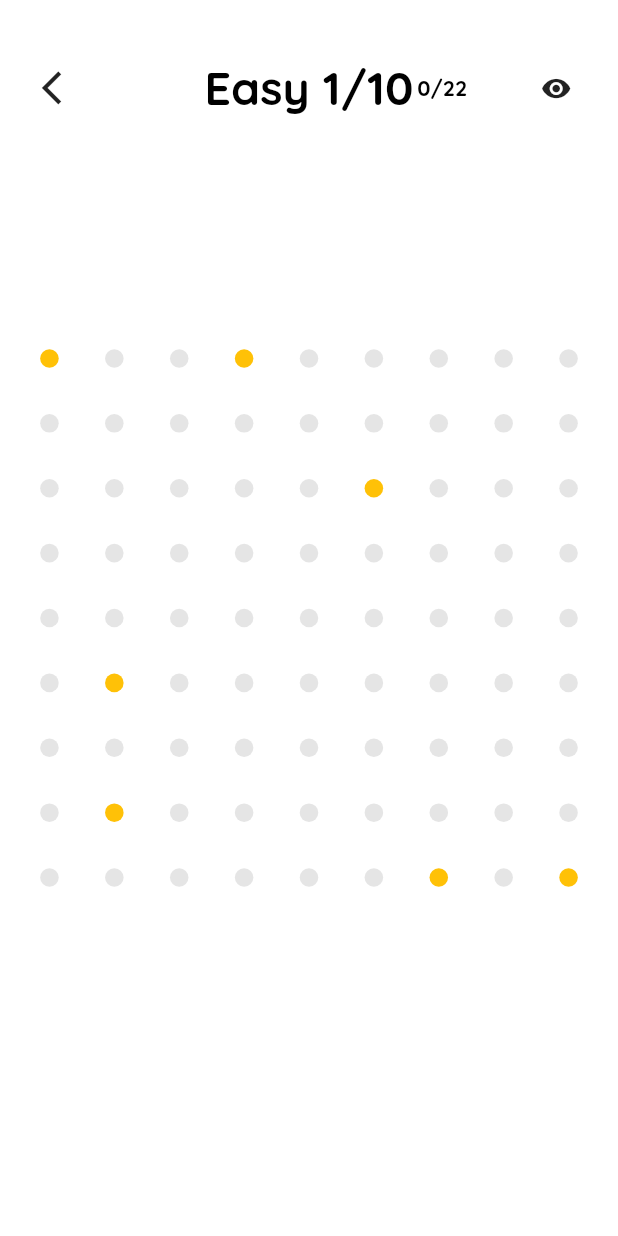
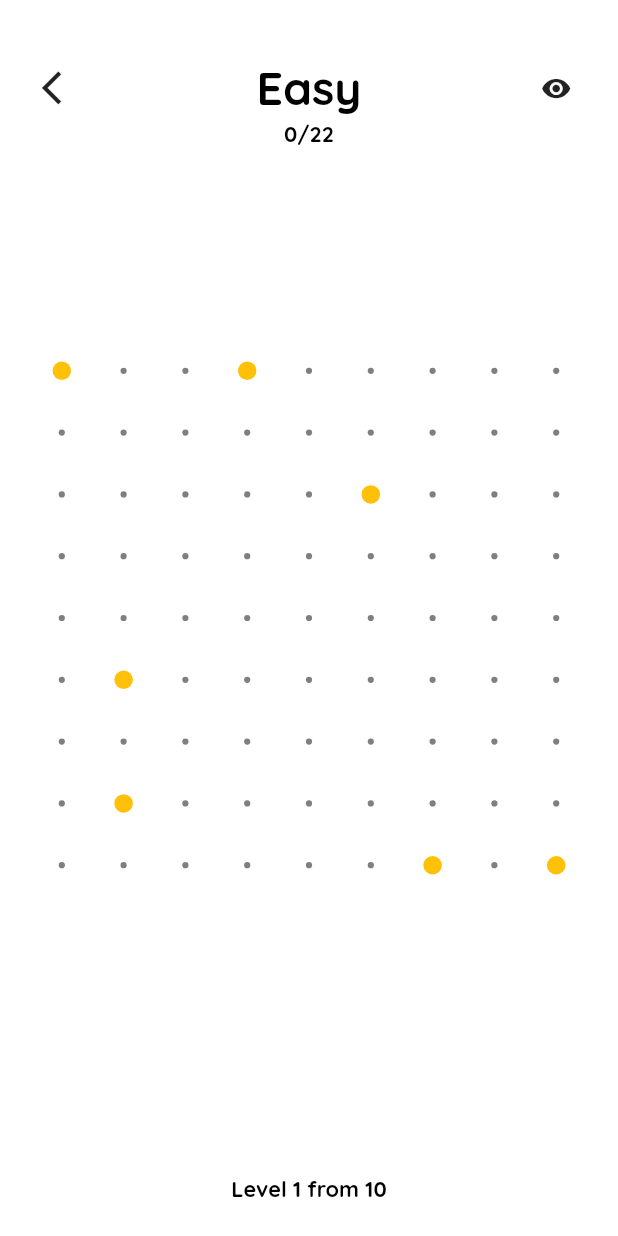
Before and after one commit to Neptune-1/optimal_routing, a Flutter app: the screen it shows after launch, after a tap on "Start", on a phone screen of 412 x 824 dp. Run offline on Flutter 3.47's test engine with Material 2 defaults, Android fonts, the phone set to English and light mode, and no system bars; our stand-ins replace firebase_core, google_fonts, package_info_plus, shared_preferences; accounts and stored records are empty.

Commit message:
new design

```diff
--- a/lib/pages/game_page.dart
+++ b/lib/pages/game_page.dart
@@ -27,6 +27,7 @@ class _GamePageState extends State<GamePage> with SingleTickerProviderStateMixin
   final StreamController<bool> isGameOver = StreamController();
   final StreamController<bool> showAnswer = StreamController();
   late final Stream<bool> showAnswerStream;
+
   // late Timer timer;
   late int gameNum;
   final int answerShowTime = 5;
@@ -34,13 +35,11 @@ class _GamePageState extends State<GamePage> with SingleTickerProviderStateMixin
   @override
   void initState() {
     gameNum = Prefs.getInt(widget.level.toString()) ?? 0;
-    if(gameNum!=0) gameNum -= 1;
+    if (gameNum != 0) gameNum -= 1;
     showAnswerStream = showAnswer.stream.asBroadcastStream();
     // timer = Timer.periodic(const Duration(seconds: 1), (timer) {
     //   timerStream.add(timer.tick);
     // });
-
-
 
     super.initState();
 
@@ -57,18 +56,18 @@ class _GamePageState extends State<GamePage> with SingleTickerProviderStateMixin
     //   timerStream.add(timer.tick);
     // });
     currentNumOfLines.add(0);
-    gameNum != trees[widget.level].length-1 ? gameNum++ : null;
+    gameNum != trees[widget.level].length - 1 ? gameNum++ : null;
     isGameOver.add(false);
     setState(() {});
   }
 
-  ifGameIsOver(){
-    Prefs.setInt(widget.level.toString(), gameNum+1);
+  ifGameIsOver() {
+    Prefs.setInt(widget.level.toString(), gameNum + 1);
     // timer.cancel();
   }
 
-  showAnswerAndHide(){
-    if(!controller.isAnimating) {
+  showAnswerAndHide() {
+    if (!controller.isAnimating) {
       controller.forward(from: 0);
       showAnswer.add(true);
       Future.delayed(Duration(seconds: answerShowTime), () {
@@ -78,6 +77,7 @@ class _GamePageState extends State<GamePage> with SingleTickerProviderStateMixin
       });
     }
   }
+
   @override
   Widget build(BuildContext context) {
     Style.init(context);
@@ -85,56 +85,30 @@ class _GamePageState extends State<GamePage> with SingleTickerProviderStateMixin
         backgroundColor: Style.backgroundColor,
         body: Stack(children: [
           Align(
-              alignment: const Alignment(0, kIsWeb ? -0.95 :  -0.9),
+              alignment: const Alignment(0, kIsWeb ? -0.95 : -0.9),
               child: Padding(
                 padding: EdgeInsets.symmetric(horizontal: Style.blockM * 0.5),
                 child: Row(
                   mainAxisAlignment: MainAxisAlignment.spaceBetween,
                   children: [
-                    Row(
-                      mainAxisSize: MainAxisSize.min,
-                      children: [
                     SizedBox(
                       width: Style.blockM * 3,
                       height: Style.blockM * 1.5,
                       child: GestureDetector(
-                              onTap: () =>
-                                  Navigator.pop(context),
-                              child: Icon(Icons.arrow_back_ios, size: Style.blockM*1.3),
+                        onTap: () => Navigator.pop(context),
+                        child: Icon(Icons.arrow_back_ios, size: Style.blockM * 1.3),
                       ),
                     ),
-                        SizedBox(
-                          width: Style.blockM * 3,
-
-                        ),
-                      ],
-                    ),
                     Text(
-                      "${["Easy", "Middle", "Hard"][widget.level]} ${gameNum+1}/${trees[widget.level].length}",
+                      ["Easy", "Middle", "Hard"][widget.level],
                       style: GoogleFonts.quicksand(
                           fontSize: Style.blockM * 1.5, fontWeight: FontWeight.w800, color: Style.primaryColor),
                     ),
-                    Row(
-                      mainAxisSize: MainAxisSize.min,
-                      children: [
-                        StreamBuilder<int>(
-                            stream: currentNumOfLines.stream,
-                            builder: (context, snapshot) {
-                              return SizedBox(
-                                width: Style.blockM * 3,
-                                child: Text(
-                                  "${(snapshot.data ?? 0)}/${trees[widget.level][gameNum][1]}",
-                                  style: GoogleFonts.quicksand(
-                                      fontSize: Style.blockM * 0.7, fontWeight: FontWeight.w800, color: Style.primaryColor),
-                                ),
-                              );
-                            }),
                     SizedBox(
                       width: Style.blockM * 3,
                       height: Style.blockM * 1.5,
                       child: Stack(
                         children: [
-
                           Center(
                             child: SizedBox(
                               width: Style.blockM * 1.5,
@@ -142,21 +116,24 @@ class _GamePageState extends State<GamePage> with SingleTickerProviderStateMixin
                               child: AnimatedBuilder(
                                   animation: controller,
                                   builder: (context, w) {
-                                      return Center(child: CircularProgressIndicator(value:1- controller.value, color: Colors.black,strokeWidth: Style.blockM*0.1,));
-                                    }
+                                    return Center(
+                                        child: CircularProgressIndicator(
+                                      value: 1 - controller.value,
+                                      color: Colors.black,
+                                      strokeWidth: Style.blockM * 0.1,
+                                    ));
+                                  }),
                             ),
                           ),
-                              ), Center(
+                          Center(
                             child: GestureDetector(
                               behavior: HitTestBehavior.translucent,
                               onTap: () => showAnswerAndHide(),
-                                  child: Icon(Icons.remove_red_eye, size: Style.blockM*1),
+                              child: Icon(Icons.remove_red_eye, size: Style.blockM * 1),
                             ),
                           ),
                         ],
                       ),
-                        ),
-                      ],
                     ),
 
                     // StreamBuilder<int>(
@@ -188,6 +165,24 @@ class _GamePageState extends State<GamePage> with SingleTickerProviderStateMixin
                   ],
                 ),
               )),
+          Align(
+            alignment: const Alignment(0, -0.8),
+            child: StreamBuilder<int>(
+                stream: currentNumOfLines.stream,
+                builder: (context, snapshot) {
+                  return SizedBox(
+                    width: Style.blockM * 3,
+                    child: Text(
+                      "${(snapshot.data ?? 0)}/${trees[widget.level][gameNum][1]}",
+                      style: GoogleFonts.quicksand(
+                          fontSize: Style.blockM * 0.7,
+                          fontWeight: FontWeight.w800,
+                          color: Style.primaryColor),
+                      textAlign: TextAlign.center,
+                    ),
+                  );
+                }),
+          ),
           Center(
             child: AnimatedSwitcher(
               duration: const Duration(milliseconds: 200),
@@ -206,7 +201,7 @@ class _GamePageState extends State<GamePage> with SingleTickerProviderStateMixin
                 ifGameIsOver();
                 return AnimatedSwitcher(
                   duration: const Duration(milliseconds: 200),
-                  child: snapshot.data == true && trees[widget.level].length>gameNum
+                  child: snapshot.data == true && trees[widget.level].length > gameNum
                       ? Align(
                           alignment: const Alignment(0, 0.9),
                           child: ElevatedButton(
@@ -219,18 +214,39 @@ class _GamePageState extends State<GamePage> with SingleTickerProviderStateMixin
                                 backgroundColor: MaterialStateProperty.all(Style.primaryColor),
                                 overlayColor: MaterialStateProperty.all(Style.secondaryColor.withOpacity(0.1)),
                                 elevation: MaterialStateProperty.all(0)),
-                            onPressed: () {trees[widget.level].length-1 == gameNum ? Navigator.pop(context) : startNewGame();},
+                            onPressed: () {
+                              trees[widget.level].length - 1 == gameNum ? Navigator.pop(context) : startNewGame();
+                            },
                             child: Padding(
-                              padding: EdgeInsets.symmetric(vertical: Style.blockM * 0.5, horizontal: 2.5 * Style.blockM),
-                              child: Text(trees[widget.level].length-1 == gameNum ? "Back" : "Next",
-                                  style: GoogleFonts.quicksand(fontSize: Style.blockM * 1.4, fontWeight: FontWeight.w800, color: Style.secondaryColor)),
-
+                              padding:
+                                  EdgeInsets.symmetric(vertical: Style.blockM * 0.5, horizontal: 2.5 * Style.blockM),
+                              child: Text(trees[widget.level].length - 1 == gameNum ? "Back" : "Next",
+                                  style: GoogleFonts.quicksand(
+                                      fontSize: Style.blockM * 1.4,
+                                      fontWeight: FontWeight.w800,
+                                      color: Style.secondaryColor)),
                             ),
                           ),
                         )
                       : Container(),
                 );
-              })
+              }),
+          Positioned(
+              bottom: Style.blockM * 1,
+              left: Style.block * 2.5,
+              child: SizedBox(
+              width: Style.block * 15,
+              height: Style.blockM,
+                 child: Center(
+                   child: Text(
+                      "Level ${gameNum + 1} from ${trees[widget.level].length}",
+                      style: GoogleFonts.quicksand(
+                          fontSize: Style.blockM * 0.7,
+                          fontWeight: FontWeight.w800,
+                          color: Style.primaryColor),
+                    ),
+                 ),
+              ))
         ]));
   }
 }
--- a/lib/widgets/field.dart
+++ b/lib/widgets/field.dart
@@ -30,9 +30,10 @@ class Field extends StatefulWidget {
 
 class _FieldState extends State<Field> {
   final int fieldSize = 9;
-  final double spacePointPoint = kIsWeb ? Style.blockM * 1.7 : Style.blockM * 1.5;
-  final double pointDiameter = kIsWeb ? Style.blockM * 0.7 : Style.blockM * 0.6;
-  final double spaceLinePoint = Style.blockM * 0.3;
+  final double spacePointPoint = kIsWeb ? Style.blockM * 1.3 : Style.blockM * 1;
+  final double pointDiameter = kIsWeb ? Style.blockM * 1 : Style.blockM * 1;
+  late final double showedPointDiameter;
+  final double spaceLinePoint = Style.blockM * 0;
   final double lineThick = Style.blockM * 0.1;
 
   late List<List<bool>> routesH;
@@ -49,7 +50,7 @@ class _FieldState extends State<Field> {
   @override
   void initState() {
     super.initState();
-
+    showedPointDiameter = pointDiameter*0.2;
     graph = Graph(fieldSize);
     routesH = List.generate(fieldSize, (x) => List.generate(fieldSize, (y) => false));
     routesV = List.generate(fieldSize, (x) => List.generate(fieldSize, (y) => false));
@@ -196,10 +197,14 @@ class _FieldState extends State<Field> {
                                     ),
                                   ),
                                 )
-                              : AnimatedContainer(
-                                  duration: const Duration(milliseconds: 200),
+                              : SizedBox(
                                 width: pointDiameter,
                                 height: pointDiameter,
+                                child: Center(
+                                  child: AnimatedContainer(
+                                      duration: const Duration(milliseconds: 200),
+                                      width: showedPointDiameter *(isInTargets(x ~/ 2, y ~/ 2) || points[x ~/ 2][y ~/ 2] ? 3 : 1),
+                                      height: showedPointDiameter*(isInTargets(x ~/ 2, y ~/ 2) || points[x ~/ 2][y ~/ 2] ? 3 : 1),
                                       decoration: BoxDecoration(
                                           color: (chosenPoints.firstWhere((e) => e.x == x ~/ 2 && e.y == y ~/ 2,
                                                       orElse: () => nullPoint) !=
@@ -207,8 +212,10 @@ class _FieldState extends State<Field> {
                                               ? (routeIsConnected ? (isGameOver ? Style.accentColor : Style.primaryColor) : Style.accentColor)
                                               : (points[x ~/ 2][y ~/ 2]
                                                   ? (routeIsConnected ? Style.accentColor : (isGameOver ? Style.accentColor : Style.primaryColor))
-                                              : (isGameOver ? Colors.transparent : Style.primaryColor.withOpacity(0.1))),
+                                                  : (isGameOver ? Colors.transparent : Style.primaryColor.withOpacity(0.5))),
                                           shape: BoxShape.circle)),
+                                ),
+                              ),
                         ))),
           ),
         ),
@@ -297,9 +304,13 @@ class _FieldState extends State<Field> {
                                                             borderRadius: BorderRadius.circular(100))),
                                                   ),
                                                 )
-                                              : Container(
+                                              :  SizedBox(
                                             width: pointDiameter,
                                             height: pointDiameter,
+                                                child: Center(
+                                                  child: Container(
+                                                      width: showedPointDiameter *(isInTargets(x ~/ 2, y ~/ 2) || points[x ~/ 2][y ~/ 2] ? 3 : 1),
+                                                      height: showedPointDiameter*(isInTargets(x ~/ 2, y ~/ 2) || points[x ~/ 2][y ~/ 2] ? 3 : 1),
                                                       decoration: BoxDecoration(
                                                           color: (chosenPoints.firstWhere(
                                                                       (e) => e.x == x ~/ 2 && e.y == y ~/ 2,
@@ -308,8 +319,10 @@ class _FieldState extends State<Field> {
                                                               ? Style.primaryColor.withOpacity(1)
                                                               : (points[x ~/ 2][y ~/ 2]
                                                                   ?  Style.accentColor
-                                                              : Style.primaryColor.withOpacity(0.1)),
+                                                                  : Style.primaryColor.withOpacity(0.5)),
                                                           shape: BoxShape.circle)),
+                                                ),
+                                              ),
                                         ))),
                           ),
                         )
```
Also changed, not shown: 1 other file. Lines whose indentation alone changed are shown as unchanged.
